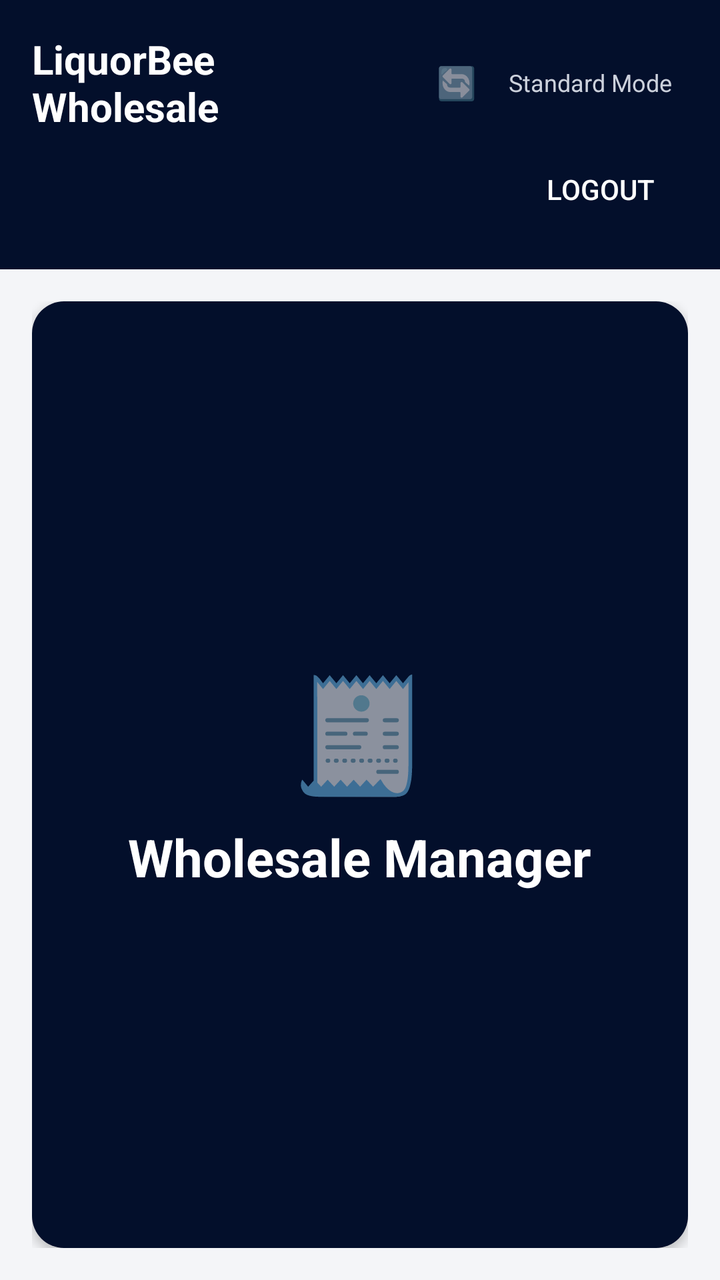
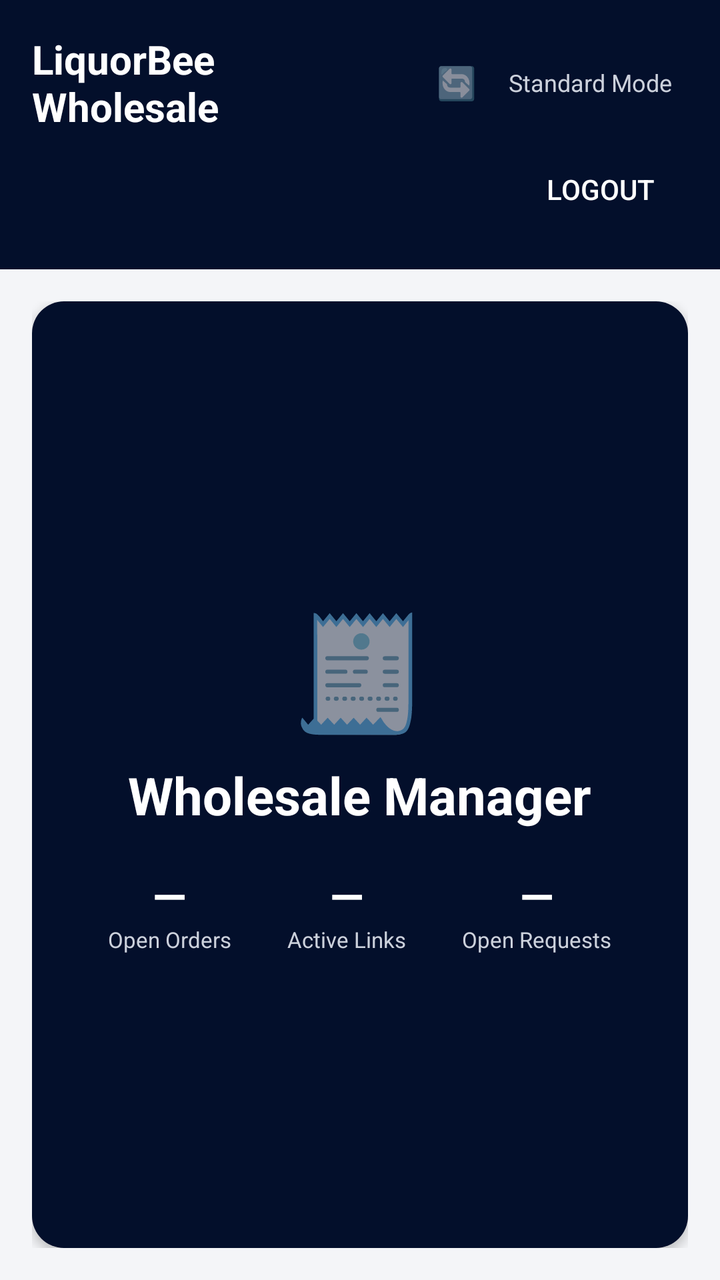

The first picture is an Android layout as it rendered before a commit; the second is the same layout after the commit. The layout source and the unified diff follow.
<!-- AndroidManifest.xml: activity theme Theme.LiquorBeeWholesale -->
<!-- res/layout/activity_home.xml -->
<?xml version="1.0" encoding="utf-8"?>
<LinearLayout xmlns:android="http://schemas.android.com/apk/res/android"
    android:layout_width="match_parent"
    android:layout_height="match_parent"
    android:orientation="vertical"
    android:background="@color/screen_background">

    
    <LinearLayout
        android:layout_width="match_parent"
        android:layout_height="wrap_content"
        android:orientation="vertical"
        android:background="@color/purple_primary"
        android:padding="16dp">

        <LinearLayout
            android:layout_width="match_parent"
            android:layout_height="wrap_content"
            android:orientation="horizontal"
            android:gravity="center_vertical">
            <TextView
                android:layout_width="0dp"
                android:layout_height="wrap_content"
                android:layout_weight="1"
                android:text="@string/app_name"
                android:textSize="20sp"
                android:textStyle="bold"
                android:textColor="@color/white" />
            <TextView
                android:id="@+id/textSyncStatus"
                android:layout_width="wrap_content"
                android:layout_height="wrap_content"
                android:minHeight="32dp"
                android:gravity="center_vertical"
                android:paddingHorizontal="6dp"
                android:textSize="10sp"
                android:textColor="#CCD1DC"
                android:clickable="true"
                android:focusable="true"
                android:layout_marginEnd="4dp" />
            <TextView
                android:id="@+id/buttonSync"
                android:layout_width="wrap_content"
                android:layout_height="wrap_content"
                android:text="🔄"
                android:textSize="16sp"
                android:padding="8dp" />
            <TextView
                android:id="@+id/textModeLabel"
                android:layout_width="wrap_content"
                android:layout_height="wrap_content"
                android:text="Standard Mode"
                android:textSize="12sp"
                android:textColor="#CCD1DC"
                android:padding="8dp" />
        </LinearLayout>

        <LinearLayout
            android:layout_width="match_parent"
            android:layout_height="wrap_content"
            android:orientation="horizontal"
            android:gravity="center_vertical"
            android:layout_marginTop="4dp">
            <TextView
                android:id="@+id/textStoreName"
                android:layout_width="0dp"
                android:layout_height="wrap_content"
                android:layout_weight="1"
                android:textColor="@color/white"
                android:textStyle="bold" />
            <Button
                android:id="@+id/buttonLogout"
                style="?android:attr/borderlessButtonStyle"
                android:layout_width="wrap_content"
                android:layout_height="wrap_content"
                android:text="Logout"
                android:textColor="@color/white" />
        </LinearLayout>
    </LinearLayout>

    <LinearLayout
        android:layout_width="match_parent"
        android:layout_height="0dp"
        android:layout_weight="1"
        android:orientation="vertical"
        android:padding="16dp">

        <FrameLayout
            android:layout_width="match_parent"
            android:layout_height="match_parent">

            <LinearLayout
                android:id="@+id/tileWholesale"
                android:layout_width="match_parent"
                android:layout_height="match_parent"
                android:orientation="vertical"
                android:gravity="center"
                android:background="@drawable/bg_tile_primary"
                android:elevation="3dp"
                android:clickable="true"
                android:focusable="true">
                <TextView
                    android:layout_width="wrap_content"
                    android:layout_height="wrap_content"
                    android:text="🧾"
                    android:textSize="56sp" />
                <TextView
                    android:layout_width="wrap_content"
                    android:layout_height="wrap_content"
                    android:text="Wholesale Manager"
                    android:textSize="26sp"
                    android:textStyle="bold"
                    android:textColor="@color/white"
                    android:gravity="center"
                    android:layout_marginTop="8dp" />
            </LinearLayout>

            
            <TextView
                android:id="@+id/textOpenOrdersBadge"
                android:layout_width="wrap_content"
                android:layout_height="wrap_content"
                android:layout_gravity="top|end"
                android:layout_margin="12dp"
                android:minWidth="28dp"
                android:minHeight="28dp"
                android:gravity="center"
                android:textColor="@color/white"
                android:textStyle="bold"
                android:textSize="14sp"
                android:visibility="gone" />
        </FrameLayout>
    </LinearLayout>

</LinearLayout>
<!-- resources referenced by this layout -->
<resources>
  <color name="purple_primary">#030F2B</color>
  <color name="screen_background">#F4F5F8</color>
  <color name="white">#FFFFFFFF</color>
  <!-- drawable bg_tile_primary (drawable) -->
  <?xml version="1.0" encoding="utf-8"?>
  <shape xmlns:android="http://schemas.android.com/apk/res/android" android:shape="rectangle">
      <solid android:color="@color/purple_primary" />
      <corners android:radius="16dp" />
  </shape>
  <string name="app_name">LiquorBee Wholesale</string>
  <style name="Theme.LiquorBeeWholesale" parent="Theme.MaterialComponents.DayNight.NoActionBar">
          <item name="colorPrimary">@color/purple_primary</item>
          <item name="colorPrimaryDark">@color/purple_dark</item>
          <item name="colorAccent">@color/purple_primary</item>
          <item name="android:statusBarColor" tools:targetApi="l">@color/purple_dark</item>
      </style>
  <color name="purple_dark">#020A20</color>
</resources>

<!-- the commit's change to res/layout/activity_home.xml (unified diff, before → after) -->
@@ -113,22 +113,78 @@
                     android:textColor="@color/white"
                     android:gravity="center"
                     android:layout_marginTop="8dp" />
+
+                
+                <LinearLayout
+                    android:layout_width="wrap_content"
+                    android:layout_height="wrap_content"
+                    android:orientation="horizontal"
+                    android:layout_marginTop="18dp">
+                    <LinearLayout
+                        android:layout_width="wrap_content"
+                        android:layout_height="wrap_content"
+                        android:orientation="vertical"
+                        android:gravity="center"
+                        android:layout_marginHorizontal="14dp">
+                        <TextView
+                            android:id="@+id/textStatOpenOrders"
+                            android:layout_width="wrap_content"
+                            android:layout_height="wrap_content"
+                            android:text="—"
+                            android:textStyle="bold"
+                            android:textSize="22sp"
+                            android:textColor="@color/white" />
+                        <TextView
+                            android:layout_width="wrap_content"
+                            android:layout_height="wrap_content"
+                            android:text="Open Orders"
+                            android:textSize="11sp"
+                            android:textColor="#CCD1DC" />
+                    </LinearLayout>
+                    <LinearLayout
+                        android:layout_width="wrap_content"
+                        android:layout_height="wrap_content"
+                        android:orientation="vertical"
+                        android:gravity="center"
+                        android:layout_marginHorizontal="14dp">
+                        <TextView
+                            android:id="@+id/textStatActiveLinks"
+                            android:layout_width="wrap_content"
+                            android:layout_height="wrap_content"
+                            android:text="—"
+                            android:textStyle="bold"
+                            android:textSize="22sp"
+                            android:textColor="@color/white" />
+                        <TextView
+                            android:layout_width="wrap_content"
+                            android:layout_height="wrap_content"
+                            android:text="Active Links"
+                            android:textSize="11sp"
+                            android:textColor="#CCD1DC" />
+                    </LinearLayout>
+                    <LinearLayout
+                        android:layout_width="wrap_content"
+                        android:layout_height="wrap_content"
+                        android:orientation="vertical"
+                        android:gravity="center"
+                        android:layout_marginHorizontal="14dp">
+                        <TextView
+                            android:id="@+id/textStatOpenRequests"
+                            android:layout_width="wrap_content"
+                            android:layout_height="wrap_content"
+                            android:text="—"
+                            android:textStyle="bold"
+                            android:textSize="22sp"
+                            android:textColor="@color/white" />
+                        <TextView
+                            android:layout_width="wrap_content"
+                            android:layout_height="wrap_content"
+                            android:text="Open Requests"
+                            android:textSize="11sp"
+                            android:textColor="#CCD1DC" />
+                    </LinearLayout>
+                </LinearLayout>
             </LinearLayout>
-
-            
-            <TextView
-                android:id="@+id/textOpenOrdersBadge"
-                android:layout_width="wrap_content"
-                android:layout_height="wrap_content"
-                android:layout_gravity="top|end"
-                android:layout_margin="12dp"
-                android:minWidth="28dp"
-                android:minHeight="28dp"
-                android:gravity="center"
-                android:textColor="@color/white"
-                android:textStyle="bold"
-                android:textSize="14sp"
-                android:visibility="gone" />
         </FrameLayout>
     </LinearLayout>
 
